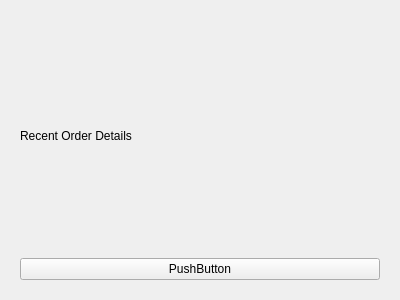
The window that Order66Inventory/recentorders.ui (josephtrandev/COMS4103_Project) describes before a commit, drawn with Qt 5.
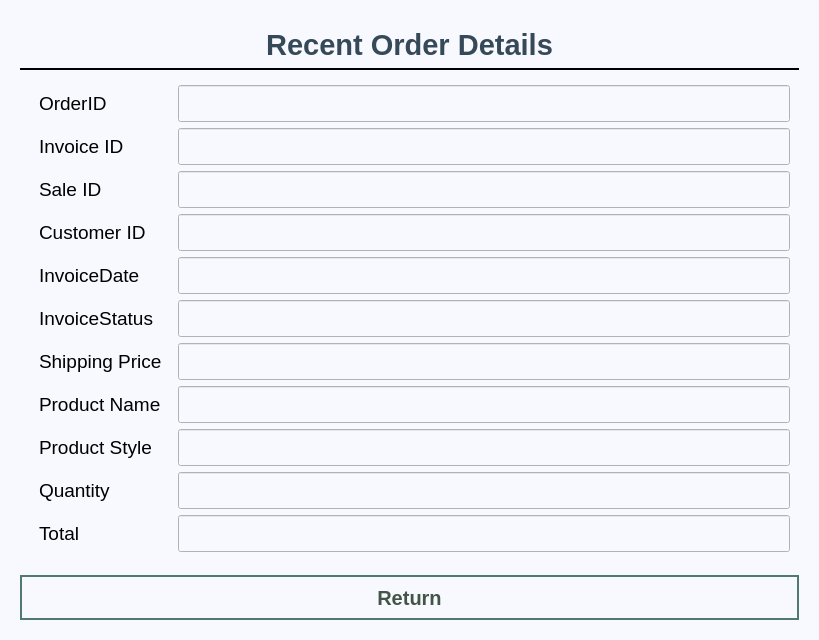
The same window after the commit. The open tabs and pages were chosen to show the change.

Commit message: recent order detail screen ready

Patch:
```diff
--- a/Order66Inventory/recentorders.ui
+++ b/Order66Inventory/recentorders.ui
@@ -6,13 +6,19 @@
    <rect>
     <x>0</x>
     <y>0</y>
-    <width>400</width>
-    <height>300</height>
+    <width>819</width>
+    <height>640</height>
    </rect>
   </property>
   <property name="windowTitle">
    <string>Form</string>
   </property>
+  <property name="styleSheet">
+   <string notr="true">*{
+	font-family: &quot;Nirmala UI&quot;;
+	background-color: #F8F8FF
+}</string>
+  </property>
   <layout class="QGridLayout" name="gridLayout">
    <item row="0" column="0">
     <widget class="QStackedWidget" name="rsStackWidget">
@@ -47,18 +53,242 @@
       <layout class="QGridLayout" name="gridLayout_2">
        <item row="0" column="0">
         <widget class="QLabel" name="label_2">
+         <property name="maximumSize">
+          <size>
+           <width>16777215</width>
+           <height>50</height>
+          </size>
+         </property>
+         <property name="styleSheet">
+          <string notr="true">font-size: 22pt;
+color: rgb(54, 73, 88);
+font-weight: bold;
+border-bottom: 2px solid;</string>
+         </property>
          <property name="text">
           <string>Recent Order Details</string>
          </property>
+         <property name="alignment">
+          <set>Qt::AlignCenter</set>
+         </property>
         </widget>
        </item>
-       <item row="1" column="0">
+       <item row="2" column="0">
         <widget class="QPushButton" name="pushButton">
+         <property name="minimumSize">
+          <size>
+           <width>0</width>
+           <height>45</height>
+          </size>
+         </property>
+         <property name="maximumSize">
+          <size>
+           <width>16777215</width>
+           <height>16777215</height>
+          </size>
+         </property>
+         <property name="cursor">
+          <cursorShape>PointingHandCursor</cursorShape>
+         </property>
+         <property name="styleSheet">
+          <string notr="true">QPushButton{
+	font-size: 20px;
+	color: rgb(66, 85, 70);
+	font-weight: bold;
+	background: #f8f8ff;
+	border: 2px solid #52796f;
+}
+
+QPushButton:Hover{
+	background: #52796f;
+	font-size: 24px;
+	color: #f8f8ff;
+	border: 2px solid white;
+}</string>
+         </property>
          <property name="text">
-          <string>PushButton</string>
+          <string>Return</string>
          </property>
         </widget>
        </item>
+       <item row="1" column="0">
+        <widget class="QGroupBox" name="groupBox">
+         <property name="styleSheet">
+          <string notr="true">QGroupBox{
+border: none;
+}
+
+QLineEdit{
+	font-size: 14pt;
+	padding: 5px;
+}
+
+QLabel{
+	font-size: 14pt;
+	padding:5px;
+}</string>
+         </property>
+         <property name="title">
+          <string/>
+         </property>
+         <layout class="QFormLayout" name="formLayout">
+          <item row="0" column="0">
+           <widget class="QLabel" name="label_3">
+            <property name="text">
+             <string>OrderID</string>
+            </property>
+           </widget>
+          </item>
+          <item row="4" column="0">
+           <widget class="QLabel" name="label_5">
+            <property name="text">
+             <string>InvoiceDate</string>
+            </property>
+           </widget>
+          </item>
+          <item row="5" column="0">
+           <widget class="QLabel" name="label_6">
+            <property name="text">
+             <string>InvoiceStatus</string>
+            </property>
+           </widget>
+          </item>
+          <item row="6" column="0">
+           <widget class="QLabel" name="label_7">
+            <property name="text">
+             <string>Shipping Price</string>
+            </property>
+           </widget>
+          </item>
+          <item row="1" column="0">
+           <widget class="QLabel" name="label_4">
+            <property name="text">
+             <string>Invoice ID</string>
+            </property>
+           </widget>
+          </item>
+          <item row="9" column="0">
+           <widget class="QLabel" name="label_8">
+            <property name="text">
+             <string>Quantity</string>
+            </property>
+           </widget>
+          </item>
+          <item row="10" column="0">
+           <widget class="QLabel" name="label_9">
+            <property name="text">
+             <string>Total</string>
+            </property>
+           </widget>
+          </item>
+          <item row="8" column="0">
+           <widget class="QLabel" name="label_10">
+            <property name="text">
+             <string>Product Style</string>
+            </property>
+           </widget>
+          </item>
+          <item row="7" column="0">
+           <widget class="QLabel" name="label_11">
+            <property name="text">
+             <string>Product Name</string>
+            </property>
+           </widget>
+          </item>
+          <item row="2" column="0">
+           <widget class="QLabel" name="label_12">
+            <property name="text">
+             <string>Sale ID</string>
+            </property>
+           </widget>
+          </item>
+          <item row="3" column="0">
+           <widget class="QLabel" name="label_13">
+            <property name="text">
+             <string>Customer ID</string>
+            </property>
+           </widget>
+          </item>
+          <item row="0" column="1">
+           <widget class="QLineEdit" name="orderIDBox">
+            <property name="readOnly">
+             <bool>true</bool>
+            </property>
+           </widget>
+          </item>
+          <item row="1" column="1">
+           <widget class="QLineEdit" name="invoiceBox">
+            <property name="readOnly">
+             <bool>true</bool>
+            </property>
+           </widget>
+          </item>
+          <item row="2" column="1">
+           <widget class="QLineEdit" name="saleIDBox">
+            <property name="readOnly">
+             <bool>true</bool>
+            </property>
+           </widget>
+          </item>
+          <item row="3" column="1">
+           <widget class="QLineEdit" name="customerIDBox">
+            <property name="readOnly">
+             <bool>false</bool>
+            </property>
+           </widget>
+          </item>
+          <item row="4" column="1">
+           <widget class="QLineEdit" name="invoiceDateBox">
+            <property name="readOnly">
+             <bool>true</bool>
+            </property>
+           </widget>
+          </item>
+          <item row="5" column="1">
+           <widget class="QLineEdit" name="invoiceStatusBox">
+            <property name="readOnly">
+             <bool>true</bool>
+            </property>
+           </widget>
+          </item>
+          <item row="6" column="1">
+           <widget class="QLineEdit" name="sPriceBox">
+            <property name="readOnly">
+             <bool>true</bool>
+            </property>
+           </widget>
+          </item>
+          <item row="7" column="1">
+           <widget class="QLineEdit" name="productNameBox">
+            <property name="readOnly">
+             <bool>true</bool>
+            </property>
+           </widget>
+          </item>
+          <item row="8" column="1">
+           <widget class="QLineEdit" name="productStyleBox">
+            <property name="readOnly">
+             <bool>true</bool>
+            </property>
+           </widget>
+          </item>
+          <item row="9" column="1">
+           <widget class="QLineEdit" name="quantityBox">
+            <property name="readOnly">
+             <bool>true</bool>
+            </property>
+           </widget>
+          </item>
+          <item row="10" column="1">
+           <widget class="QLineEdit" name="totalBox">
+            <property name="readOnly">
+             <bool>true</bool>
+            </property>
+           </widget>
+          </item>
+         </layout>
+        </widget>
+       </item>
       </layout>
      </widget>
     </widget>
```
Left out of the diff: 18 changed lines with no effect on the pictures. The commit also changes 14 other files.
